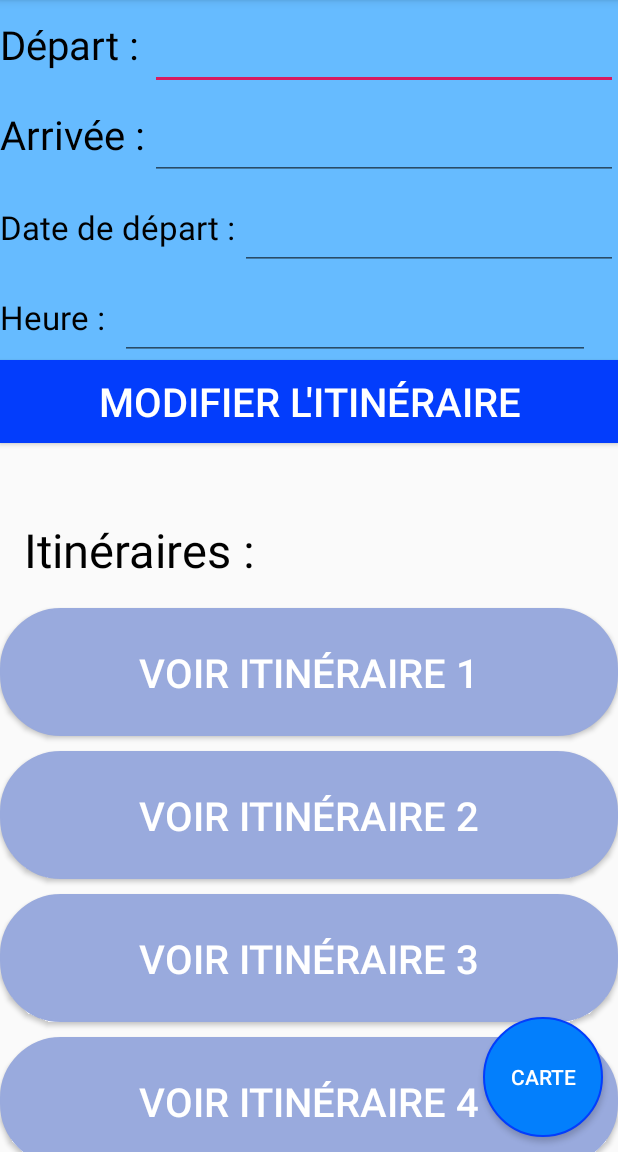
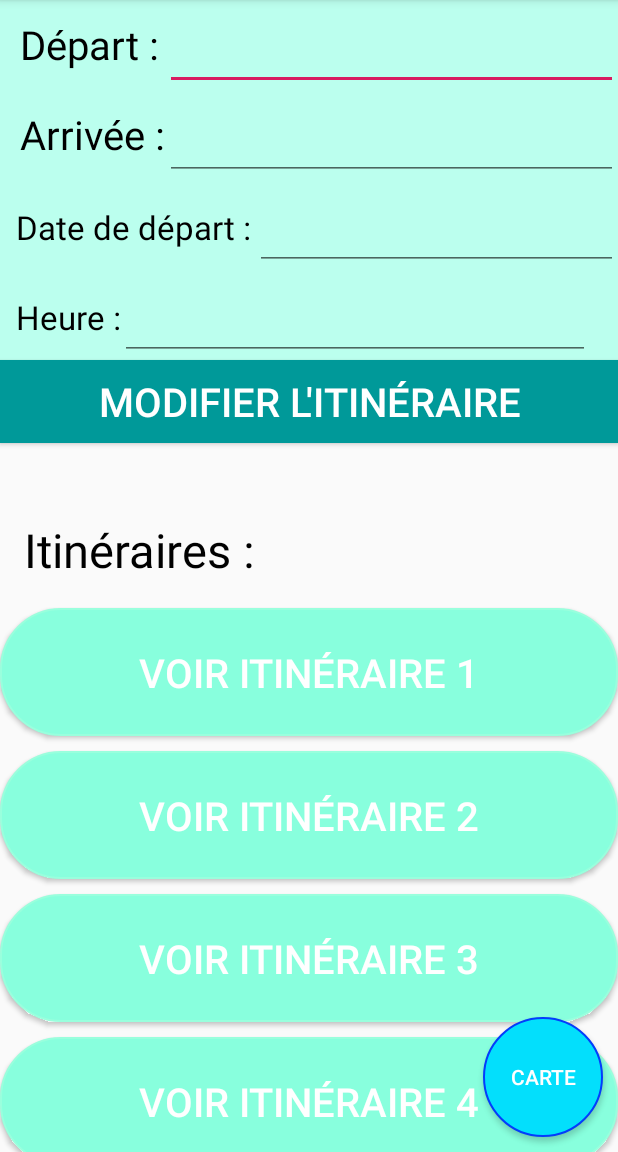
Before and after one commit to JSLemaire/Hackatown2020, an Android app: the screen it shows after launch (ItenerarySelectorActivity), on a phone screen of 412 x 824 dp, the part 84-1236 px from its top. Run offline under Robolectric (Android 15) with nearby library versions, the phone set to English and light mode, and no system bars.

Commit message:
Changed colors

```diff
--- a/JackBike/app/src/main/java/com/squad/jackbike/ItenerarySelectorActivity.java
+++ b/JackBike/app/src/main/java/com/squad/jackbike/ItenerarySelectorActivity.java
@@ -10,20 +10,33 @@ import androidx.appcompat.app.AppCompatActivity;
 
 public class ItenerarySelectorActivity extends AppCompatActivity {
 
-    private Button button;
+    private Button button[] = new Button[10];
     @NonNull
     @Override
     protected void onCreate(Bundle savedInstanceState) {
         super.onCreate((savedInstanceState));
         setContentView(R.layout.activity_itinerary_selector);
 
-        button = (Button) findViewById(R.id.button);
-        button.setOnClickListener(new View.OnClickListener() {
-            @Override
-            public void onClick(View view) {
-                openMap();
-            }
-        });
+        button[0] = (Button) findViewById(R.id.button);
+        button[1] = (Button) findViewById(R.id.destination1);
+        button[2] = (Button) findViewById(R.id.destination2);
+        button[3] = (Button) findViewById(R.id.destination3);
+        button[4] = (Button) findViewById(R.id.destination4);
+        button[5] = (Button) findViewById(R.id.destination5);
+        button[6] = (Button) findViewById(R.id.destination6);
+        button[7] = (Button) findViewById(R.id.destination7);
+        button[8] = (Button) findViewById(R.id.destination8);
+        button[9] = (Button) findViewById(R.id.destination9);
+
+
+        for(int i = 0; i < 10; i++) {
+            button[i].setOnClickListener(new View.OnClickListener() {
+                @Override
+                public void onClick(View view) {
+                    openMap();
+                }
+            });
+        }
     }
     public void openMap(){
         Intent intent = new Intent(this, MapsActivity.class);
--- a/JackBike/app/src/main/res/drawable/button.xml
+++ b/JackBike/app/src/main/res/drawable/button.xml
@@ -2,7 +2,7 @@
 <selector xmlns:android="http://schemas.android.com/apk/res/android">
     <item>
         <shape android:shape="rectangle">
-            <solid android:color="#037ffc"/>
+            <solid android:color="#03dffc"/>
             <stroke android:color="#033dfc" android:width="1dp" />
             <!--corners allow us to make the rounded corners button-->
             <corners android:radius="40dp" />
--- a/JackBike/app/src/main/res/drawable/itinerary_button.xml
+++ b/JackBike/app/src/main/res/drawable/itinerary_button.xml
@@ -2,7 +2,7 @@
 <layer-list xmlns:android="http://schemas.android.com/apk/res/android">
     <item>
         <shape android:shape="rectangle">
-            <solid android:color="#033dfc" />
+            <solid android:color="#009999" />
         </shape>
     </item>
 
--- a/JackBike/app/src/main/res/drawable/itinerary_button_v2.xml
+++ b/JackBike/app/src/main/res/drawable/itinerary_button_v2.xml
@@ -2,8 +2,8 @@
 <selector xmlns:android="http://schemas.android.com/apk/res/android">
     <item>
         <shape android:shape="rectangle">
-            <solid android:color="#99aadd"/>
-            <stroke android:color="#99aadd" android:width="1dp" />
+            <solid android:color="#88ffdd"/>
+            <stroke android:color="#99ffdd" android:width="1dp" />
             <!--corners allow us to make the rounded corners button-->
             <corners android:radius="40dp" />
         </shape>
--- a/JackBike/app/src/main/res/layout/activity_itinerary_selector.xml
+++ b/JackBike/app/src/main/res/layout/activity_itinerary_selector.xml
@@ -32,16 +32,16 @@
             android:layout_width="match_parent"
             android:layout_height="wrap_content"
             android:orientation="horizontal"
-            android:background="#66bbff">
+            android:background="#bbffee">
 
             <TextView
                 android:id="@+id/TextViewDepart"
-                android:layout_width="100dp"
+                android:layout_width="110dp"
                 android:layout_height="60dp"
                 android:layout_alignParentTop="false"
                 android:ems="10"
                 android:inputType="textPersonName"
-                android:text="Départ : "
+                android:text="  Départ : "
                 android:textSize="12pt"
                 android:textColor="#000000"
                 android:textAppearance="@style/TextAppearance.AppCompat.Display1" />
@@ -64,17 +64,17 @@
             android:layout_width="match_parent"
             android:layout_height="wrap_content"
             android:orientation="horizontal"
-            android:background="#66bbff">
+            android:background="#bbffee">
             <TextView
                 android:id="@+id/TextViewArrive"
-                android:layout_width="100dp"
+                android:layout_width="110dp"
                 android:layout_height="60dp"
                 android:layout_alignParentTop="false"
                 android:ems="10"
                 android:textSize="12pt"
                 android:textColor="#000000"
                 android:inputType="textPersonName"
-                android:text="Arrivée : "
+                android:text="  Arrivée : "
                 android:textAppearance="@style/TextAppearance.AppCompat.Display1" />
 
             <EditText
@@ -94,17 +94,17 @@
             android:layout_width="match_parent"
             android:layout_height="wrap_content"
             android:orientation="horizontal"
-            android:background="#66bbff">
+            android:background="#bbffee">
             <TextView
                 android:id="@+id/TextViewDate"
-                android:layout_width="160dp"
+                android:layout_width="170dp"
                 android:layout_height="60dp"
                 android:layout_alignParentTop="false"
                 android:ems="10"
                 android:textSize="10pt"
                 android:textColor="#000000"
                 android:inputType="textPersonName"
-                android:text="Date de départ : "
+                android:text="  Date de départ : "
                 android:textAppearance="@style/TextAppearance.AppCompat.Display1" />
 
             <EditText
@@ -124,7 +124,7 @@
             android:layout_width="match_parent"
             android:layout_height="wrap_content"
             android:orientation="horizontal"
-            android:background="#66bbff">
+            android:background="#bbffee">
             <TextView
                 android:id="@+id/TextViewHour"
                 android:layout_width="80dp"
@@ -134,7 +134,7 @@
                 android:textSize="10pt"
                 android:textColor="#000000"
                 android:inputType="textPersonName"
-                android:text="Heure : "
+                android:text="  Heure : "
                 android:textAppearance="@style/TextAppearance.AppCompat.Display1" />
 
             <EditText
```
